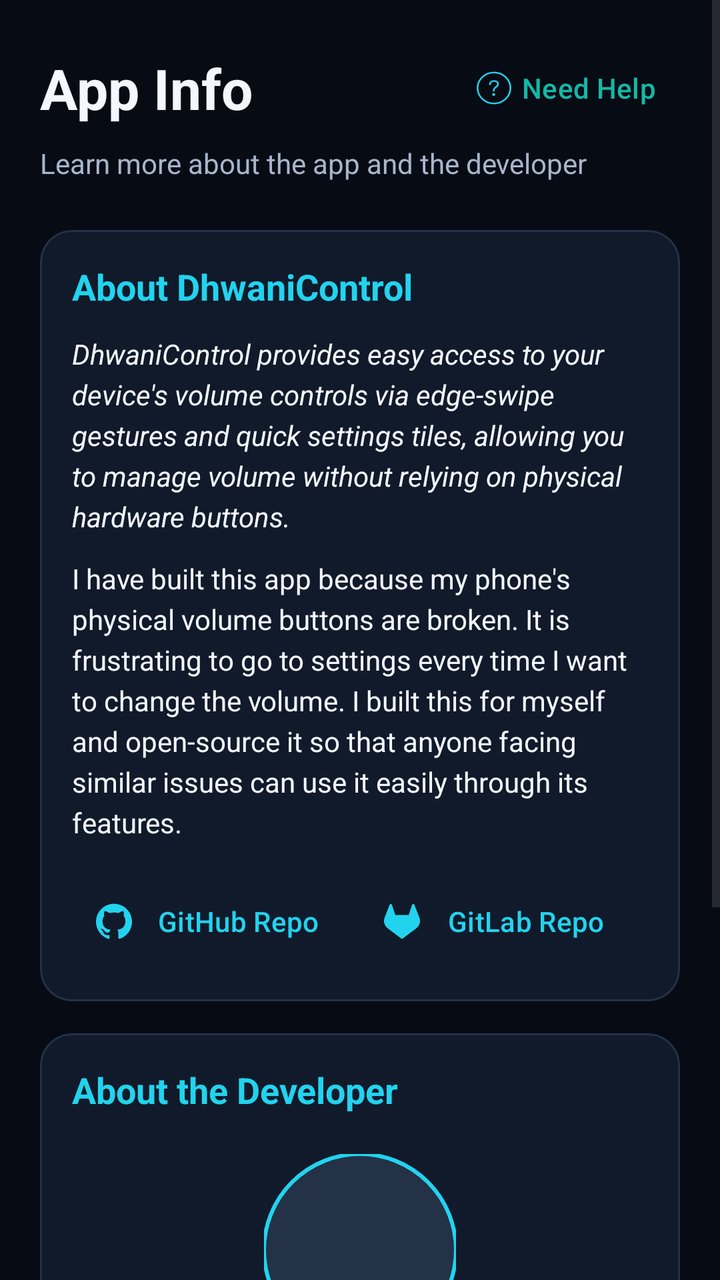
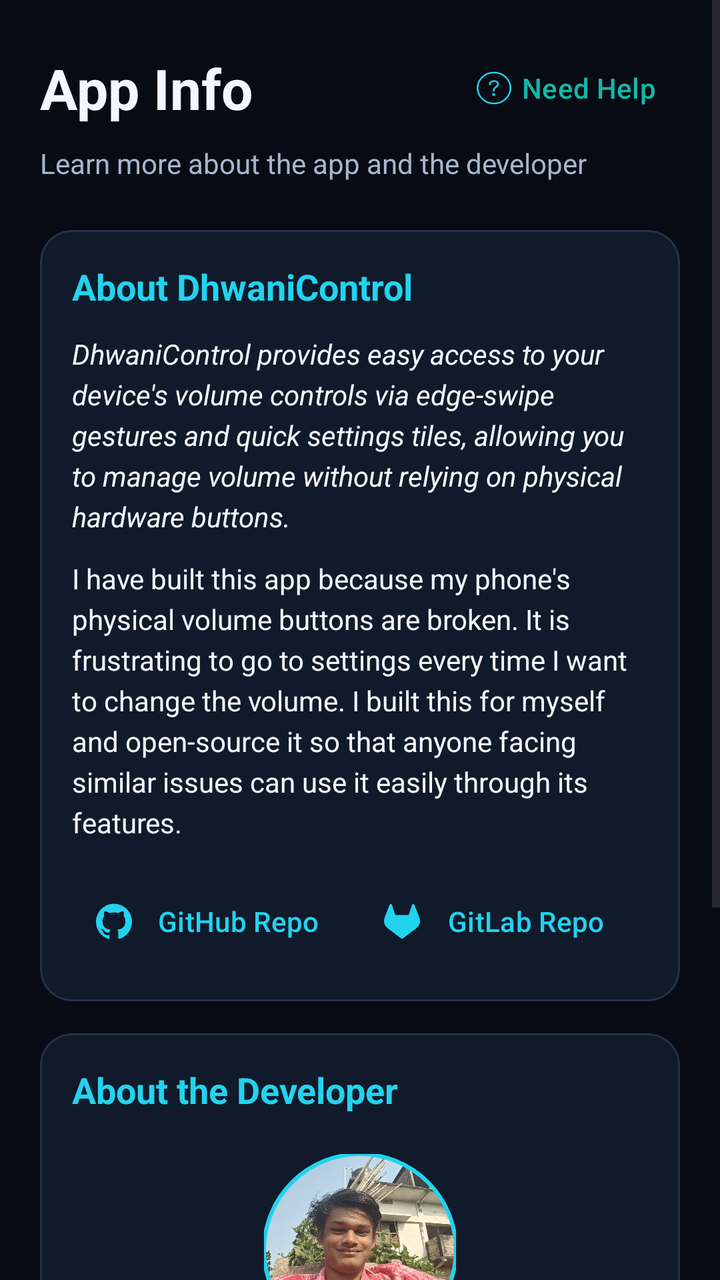

Before-and-after screenshots of an Android layout around one commit, followed by the original layout XML and the change that was made.
<!-- AndroidManifest.xml: application theme Theme.DhwaniControl -->
<!-- res/layout/activity_app_info.xml -->
<?xml version="1.0" encoding="utf-8"?>
<ScrollView xmlns:android="http://schemas.android.com/apk/res/android"
    xmlns:app="http://schemas.android.com/apk/res-auto"
    android:layout_width="match_parent"
    android:layout_height="match_parent"
    android:background="@color/colorBackground"
    android:fillViewport="true">

    <LinearLayout
        android:layout_width="match_parent"
        android:layout_height="wrap_content"
        android:orientation="vertical"
        android:padding="20dp">

        <LinearLayout
            android:layout_width="match_parent"
            android:layout_height="wrap_content"
            android:gravity="center_vertical"
            android:orientation="horizontal">

            <TextView
                android:id="@+id/appInfoTitleText"
                android:layout_width="0dp"
                android:layout_height="wrap_content"
                android:layout_weight="1"
                android:text="@string/app_info_title"
                android:textColor="@color/colorTextPrimary"
                android:textSize="28sp"
                android:textStyle="bold" />

            <com.google.android.material.button.MaterialButton
                android:id="@+id/appInfoHelpButton"
                style="@style/Widget.Material3.Button.TextButton"
                android:layout_width="wrap_content"
                android:layout_height="wrap_content"
                android:text="@string/app_info_need_help"
                app:icon="@drawable/ic_help_placeholder"
                app:iconSize="20dp"
                app:iconTint="@color/colorAccent" />
        </LinearLayout>

        <TextView
            android:id="@+id/appInfoSubtitleText"
            android:layout_width="match_parent"
            android:layout_height="wrap_content"
            android:layout_marginTop="4dp"
            android:text="@string/app_info_subtitle"
            android:textColor="@color/colorTextSecondary"
            android:textSize="14sp" />

        
        <com.google.android.material.card.MaterialCardView
            android:layout_width="match_parent"
            android:layout_height="wrap_content"
            android:layout_marginTop="24dp"
            app:cardBackgroundColor="@color/colorSurface"
            app:cardCornerRadius="16dp"
            app:strokeColor="@color/colorSurfaceVariant"
            app:strokeWidth="1dp">

            <LinearLayout
                android:layout_width="match_parent"
                android:layout_height="wrap_content"
                android:orientation="vertical"
                android:padding="16dp">

                <TextView
                    android:layout_width="match_parent"
                    android:layout_height="wrap_content"
                    android:text="@string/app_info_about_app_title"
                    android:textColor="@color/colorAccent"
                    android:textSize="18sp"
                    android:textStyle="bold" />

                <TextView
                    android:layout_width="match_parent"
                    android:layout_height="wrap_content"
                    android:layout_marginTop="12dp"
                    android:text="@string/app_info_what_does_it_do"
                    android:textColor="@color/colorTextPrimary"
                    android:textSize="14sp"
                    android:lineSpacingExtra="4dp"
                    android:textStyle="italic" />

                <TextView
                    android:layout_width="match_parent"
                    android:layout_height="wrap_content"
                    android:layout_marginTop="12dp"
                    android:text="@string/app_info_about_app_body"
                    android:textColor="@color/colorTextPrimary"
                    android:textSize="14sp"
                    android:lineSpacingExtra="4dp" />

                <LinearLayout
                    android:layout_width="match_parent"
                    android:layout_height="wrap_content"
                    android:layout_marginTop="16dp"
                    android:orientation="horizontal">

                    <com.google.android.material.button.MaterialButton
                        android:id="@+id/openGithubRepoButton"
                        style="@style/Widget.Material3.Button.TextButton"
                        android:layout_width="0dp"
                        android:layout_height="wrap_content"
                        android:layout_weight="1"
                        android:text="@string/app_info_github_repo_button"
                        android:textColor="@color/colorAccent"
                        app:icon="@drawable/ic_github"
                        app:iconTint="@color/colorAccent" />

                    <com.google.android.material.button.MaterialButton
                        android:id="@+id/openGitlabRepoButton"
                        style="@style/Widget.Material3.Button.TextButton"
                        android:layout_width="0dp"
                        android:layout_height="wrap_content"
                        android:layout_weight="1"
                        android:text="@string/app_info_gitlab_repo_button"
                        android:textColor="@color/colorAccent"
                        app:icon="@drawable/ic_gitlab"
                        app:iconTint="@color/colorAccent" />
                </LinearLayout>
            </LinearLayout>
        </com.google.android.material.card.MaterialCardView>

        
        <com.google.android.material.card.MaterialCardView
            android:layout_width="match_parent"
            android:layout_height="wrap_content"
            android:layout_marginTop="16dp"
            app:cardBackgroundColor="@color/colorSurface"
            app:cardCornerRadius="16dp"
            app:strokeColor="@color/colorSurfaceVariant"
            app:strokeWidth="1dp">

            <LinearLayout
                android:layout_width="match_parent"
                android:layout_height="wrap_content"
                android:orientation="vertical"
                android:padding="16dp">

                <TextView
                    android:layout_width="match_parent"
                    android:layout_height="wrap_content"
                    android:text="@string/app_info_about_dev_title"
                    android:textColor="@color/colorAccent"
                    android:textSize="18sp"
                    android:textStyle="bold" />

                <LinearLayout
                    android:layout_width="match_parent"
                    android:layout_height="wrap_content"
                    android:layout_marginTop="20dp"
                    android:gravity="center"
                    android:orientation="vertical">

                    <com.google.android.material.imageview.ShapeableImageView
                        android:id="@+id/avatarImage"
                        android:layout_width="96dp"
                        android:layout_height="96dp"
                        android:background="@color/colorSurfaceVariant"
                        android:contentDescription="@string/app_info_avatar_description"
                        android:scaleType="centerCrop"
                        app:shapeAppearanceOverlay="@style/ShapeAppearanceOverlay.Material3.Circle"
                        app:strokeColor="@color/colorAccent"
                        app:strokeWidth="2dp" />

                    <TextView
                        android:id="@+id/developerNameText"
                        android:layout_width="wrap_content"
                        android:layout_height="wrap_content"
                        android:layout_marginTop="12dp"
                        android:text="@string/app_info_name"
                        android:textColor="@color/colorTextPrimary"
                        android:textSize="22sp"
                        android:textStyle="bold" />

                    <TextView
                        android:id="@+id/developerUsernameText"
                        android:layout_width="wrap_content"
                        android:layout_height="wrap_content"
                        android:layout_marginTop="2dp"
                        android:text="@string/app_info_username"
                        android:textColor="@color/colorAccent"
                        android:textSize="16sp" />

                    <TextView
                        android:id="@+id/avatarStatusText"
                        android:layout_width="wrap_content"
                        android:layout_height="wrap_content"
                        android:layout_marginTop="4dp"
                        android:text="@string/app_info_avatar_loading"
                        android:textColor="@color/colorTextMuted"
                        android:textSize="11sp"
                        android:visibility="gone" />
                </LinearLayout>

                <com.google.android.material.divider.MaterialDivider
                    android:layout_width="match_parent"
                    android:layout_height="wrap_content"
                    android:layout_marginTop="20dp"
                    app:dividerColor="@color/colorSurfaceVariant" />

                <GridLayout
                    android:layout_width="match_parent"
                    android:layout_height="wrap_content"
                    android:layout_marginTop="12dp"
                    android:columnCount="2"
                    android:rowCount="2">

                    <com.google.android.material.button.MaterialButton
                        android:id="@+id/openGithubButton"
                        style="@style/Widget.Material3.Button.TextButton"
                        android:layout_width="0dp"
                        android:layout_height="wrap_content"
                        android:layout_columnWeight="1"
                        android:gravity="start|center_vertical"
                        android:text="@string/app_info_github_button"
                        android:textColor="@color/colorTextSecondary"
                        app:icon="@drawable/ic_github"
                        app:iconPadding="8dp"
                        app:iconTint="@color/colorTextSecondary" />

                    <com.google.android.material.button.MaterialButton
                        android:id="@+id/openXButton"
                        style="@style/Widget.Material3.Button.TextButton"
                        android:layout_width="0dp"
                        android:layout_height="wrap_content"
                        android:layout_columnWeight="1"
                        android:gravity="start|center_vertical"
                        android:text="@string/app_info_x_button"
                        android:textColor="@color/colorTextSecondary"
                        app:icon="@drawable/ic_x"
                        app:iconPadding="8dp"
                        app:iconTint="@color/colorTextSecondary" />

                    <com.google.android.material.button.MaterialButton
                        android:id="@+id/openLinkedinButton"
                        style="@style/Widget.Material3.Button.TextButton"
                        android:layout_width="0dp"
                        android:layout_height="wrap_content"
                        android:layout_columnWeight="1"
                        android:gravity="start|center_vertical"
                        android:text="@string/app_info_linkedin_button"
                        android:textColor="@color/colorTextSecondary"
                        app:icon="@drawable/ic_linkedin"
                        app:iconPadding="8dp"
                        app:iconTint="@color/colorTextSecondary" />

                    <com.google.android.material.button.MaterialButton
                        android:id="@+id/openGravatarButton"
                        style="@style/Widget.Material3.Button.TextButton"
                        android:layout_width="0dp"
                        android:layout_height="wrap_content"
                        android:layout_columnWeight="1"
                        android:gravity="start|center_vertical"
                        android:text="@string/app_info_gravatar_button"
                        android:textColor="@color/colorTextSecondary"
                        app:icon="@drawable/ic_gravatar"
                        app:iconPadding="8dp"
                        app:iconTint="@color/colorTextSecondary" />

                </GridLayout>
            </LinearLayout>
        </com.google.android.material.card.MaterialCardView>

    </LinearLayout>
</ScrollView>
<!-- resources referenced by this layout -->
<resources>
  <color name="colorAccent">#22D3EE</color>
  <color name="colorBackground">#070B14</color>
  <color name="colorSurface">#111A2A</color>
  <color name="colorSurfaceVariant">#233247</color>
  <color name="colorTextMuted">#6B7A93</color>
  <color name="colorTextPrimary">#F3F7FF</color>
  <color name="colorTextSecondary">#A8B6CB</color>
  <!-- drawable ic_gitlab (drawable) -->
  <?xml version="1.0" encoding="utf-8"?>
  <vector xmlns:android="http://schemas.android.com/apk/res/android"
      android:width="24dp"
      android:height="24dp"
      android:viewportWidth="24"
      android:viewportHeight="24">
      <path
          android:fillColor="#FFFFFFFF"
          android:pathData="M23.6 9.6l-0.03-0.1-3.27-8.52a0.85 0.85 0 0 0-0.34-0.4 0.87 0.87 0 0 0-1 0.05 0.87 0.87 0 0 0-0.29 0.44l-2.2 6.75H7.54l-2.2-6.75a0.86 0.86 0 0 0-0.3-0.44 0.87 0.87 0 0 0-1-0.05 0.86 0.86 0 0 0-0.33 0.4L0.43 9.5 0.4 9.6a6.07 6.07 0 0 0 2.01 7l0.01 0.02 0.03 0.02 4.98 3.72 2.46 1.87 1.5 1.13a1 1 0 0 0 1.22 0l1.5-1.13 2.46-1.87 5-3.74 0.02-0.01a6.07 6.07 0 0 0 2.01-7z"/>
  </vector>
  <!-- drawable ic_gravatar (drawable) -->
  <?xml version="1.0" encoding="utf-8"?>
  <vector xmlns:android="http://schemas.android.com/apk/res/android"
      android:width="24dp"
      android:height="24dp"
      android:viewportWidth="24"
      android:viewportHeight="24">
      <path
          android:fillColor="#FFFFFFFF"
          android:pathData="M12 0c-1.326 0-2.4 1.074-2.4 2.4v8.4c0 1.324 1.074 2.398 2.4 2.398s2.4-1.074 2.4-2.398V5.21c2.795.99 4.799 3.654 4.799 6.789 0 3.975-3.225 7.199-7.199 7.199S4.801 15.975 4.801 12c0-1.989.805-3.789 2.108-5.091.938-.938.938-2.458 0-3.396s-2.458-.938-3.396 0C1.344 5.686 0 8.686 0 12c0 6.627 5.373 12 12 12s12-5.373 12-12S18.627 0 12 0" />
  </vector>
  <!-- drawable ic_x (drawable) -->
  <?xml version="1.0" encoding="utf-8"?>
  <vector xmlns:android="http://schemas.android.com/apk/res/android"
      android:width="24dp"
      android:height="24dp"
      android:viewportWidth="24"
      android:viewportHeight="24">
      <path
          android:fillColor="#FFFFFFFF"
          android:pathData="M14.23 10.16L22.98 0H20.9l-7.59 8.82L7.25 0h-7l9.18 13.34L0.26 24h2.07l8.02-9.32 6.4 9.32h7z m-2.83 3.3l-0.93-1.33-7.4-10.57h3.19l5.96 8.53 0.93 1.33 7.76 11.1h-3.19z"/>
  </vector>
  <string name="app_info_about_app_body">I have built this app because my phone\'s physical volume buttons are broken. It is frustrating to go to settings every time I want to change the volume. I built this for myself and open-source it so that anyone facing similar issues can use it easily through its features.</string>
  <string name="app_info_about_app_title">About DhwaniControl</string>
  <string name="app_info_about_dev_title">About the Developer</string>
  <string name="app_info_avatar_description">Developer avatar</string>
  <string name="app_info_avatar_loading">Loading avatar...</string>
  <string name="app_info_github_button">GitHub Profile</string>
  <string name="app_info_github_repo_button">GitHub Repo</string>
  <string name="app_info_gitlab_repo_button">GitLab Repo</string>
  <string name="app_info_gravatar_button">Gravatar</string>
  <string name="app_info_linkedin_button">LinkedIn</string>
  <string name="app_info_name">Rajnish Kumar</string>
  <string name="app_info_need_help">Need Help</string>
  <string name="app_info_subtitle">Learn more about the app and the developer</string>
  <string name="app_info_title">App Info</string>
  <string name="app_info_username">@RajnishKMehta</string>
  <string name="app_info_what_does_it_do">DhwaniControl provides easy access to your device\'s volume controls via edge-swipe gestures and quick settings tiles, allowing you to manage volume without relying on physical hardware buttons.</string>
  <string name="app_info_x_button">Twitter / X</string>
  <style name="ShapeAppearanceOverlay.Material3.Circle" parent="">
          <item name="cornerSize">50%</item>
      </style>
  <color name="colorPrimary">#14B8A6</color>
  <color name="colorWarning">#F59E0B</color>
  <!-- unchanged entries left out for length: 4 -->
</resources>

<!-- the commit's change to res/layout/activity_app_info.xml (unified diff, before → after) -->
@@ -160,6 +160,7 @@
                         android:background="@color/colorSurfaceVariant"
                         android:contentDescription="@string/app_info_avatar_description"
                         android:scaleType="centerCrop"
+                        android:src="@drawable/author"
                         app:shapeAppearanceOverlay="@style/ShapeAppearanceOverlay.Material3.Circle"
                         app:strokeColor="@color/colorAccent"
                         app:strokeWidth="2dp" />
@@ -183,15 +184,6 @@
                         android:textColor="@color/colorAccent"
                         android:textSize="16sp" />
 
-                    <TextView
-                        android:id="@+id/avatarStatusText"
-                        android:layout_width="wrap_content"
-                        android:layout_height="wrap_content"
-                        android:layout_marginTop="4dp"
-                        android:text="@string/app_info_avatar_loading"
-                        android:textColor="@color/colorTextMuted"
-                        android:textSize="11sp"
-                        android:visibility="gone" />
                 </LinearLayout>
 
                 <com.google.android.material.divider.MaterialDivider
<!-- resource entries referenced after the edit -->
@@ -4,9 +4,9 @@
   <color name="colorBackground">#070B14</color>
   <color name="colorSurface">#111A2A</color>
   <color name="colorSurfaceVariant">#233247</color>
-  <color name="colorTextMuted">#6B7A93</color>
   <color name="colorTextPrimary">#F3F7FF</color>
   <color name="colorTextSecondary">#A8B6CB</color>
+  <!-- drawable author: webp bitmap (drawable, 664940 bytes) -->
   <!-- drawable ic_gitlab (drawable) -->
   <?xml version="1.0" encoding="utf-8"?>
   <vector xmlns:android="http://schemas.android.com/apk/res/android"
@@ -44,7 +44,6 @@
   <string name="app_info_about_app_title">About DhwaniControl</string>
   <string name="app_info_about_dev_title">About the Developer</string>
   <string name="app_info_avatar_description">Developer avatar</string>
-  <string name="app_info_avatar_loading">Loading avatar...</string>
   <string name="app_info_github_button">GitHub Profile</string>
   <string name="app_info_github_repo_button">GitHub Repo</string>
   <string name="app_info_gitlab_repo_button">GitLab Repo</string>
